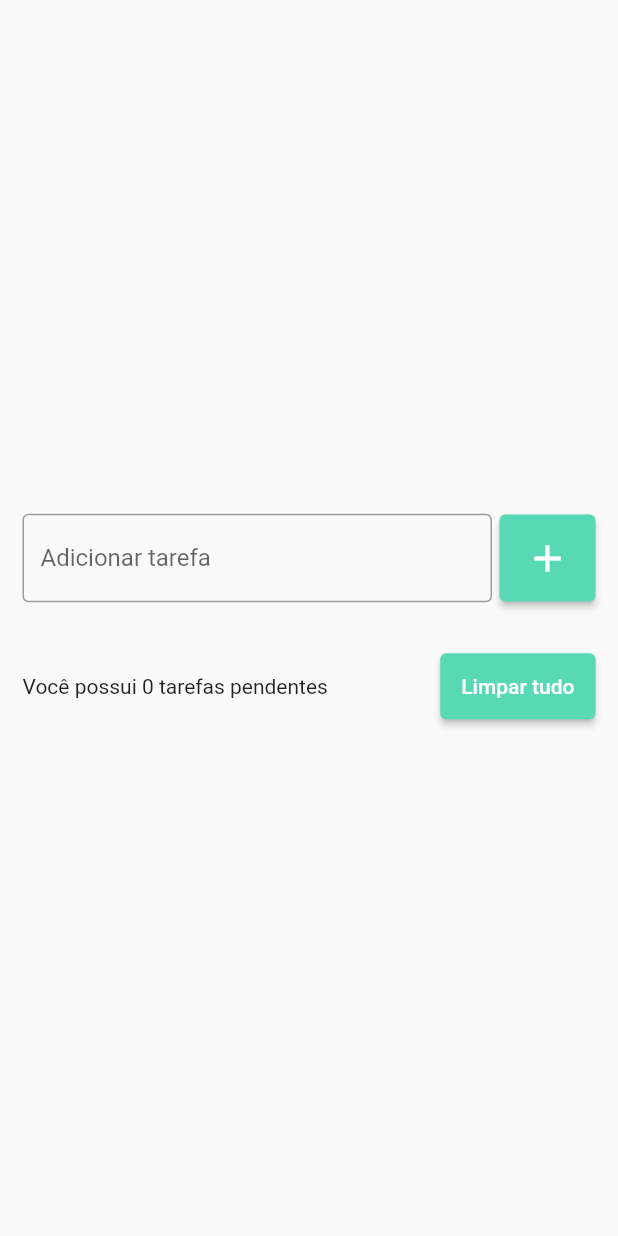
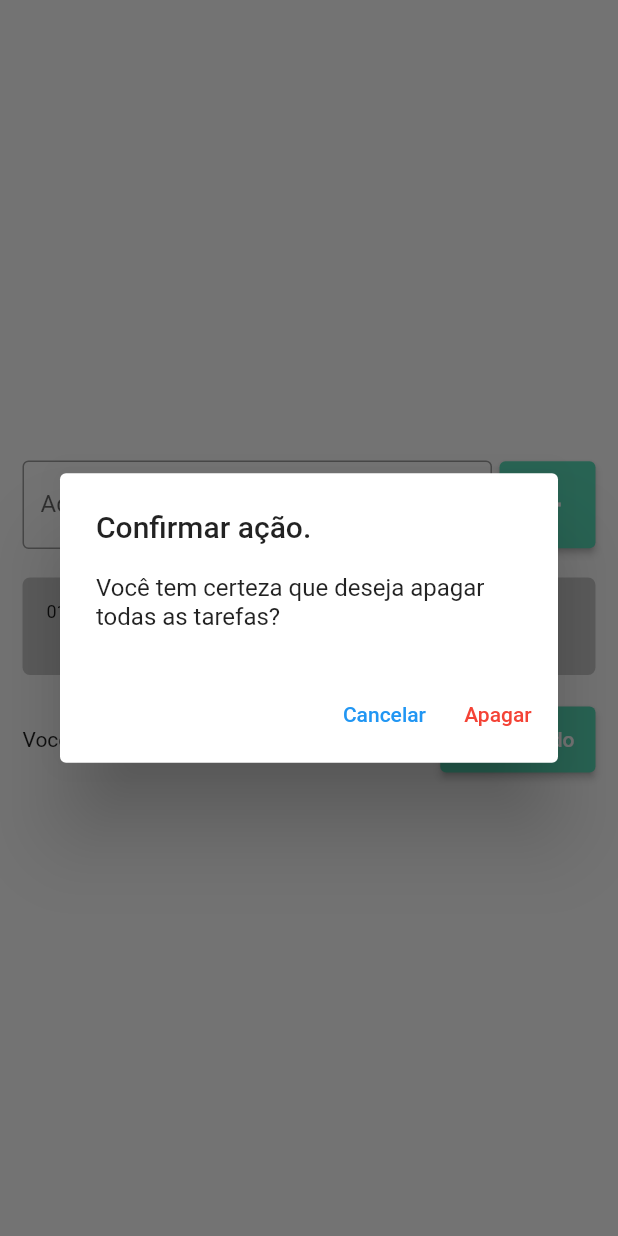
Before and after one commit to hayashirafael/todo_list_app, a Flutter app: the screen it shows after launch, after a tap on the "add" icon, after a tap on "Limpar tudo", on a phone screen of 412 x 824 dp. Run offline on Flutter 3.47's test engine with Material 2 defaults, Android fonts, the phone set to English and light mode, and no system bars; drawn by our look-alikes of flutter_slidable; our stand-ins replace shared_preferences.

Commit message:
chrome: adicionando shared_prefences na lista de todo

```diff
--- a/lib/models/todo.dart
+++ b/lib/models/todo.dart
@@ -3,4 +3,8 @@ class Todo {
 
   String title;
   DateTime dateTime;
+
+  Map<String, dynamic> toJson() {
+    return {'title': title, 'datetime': dateTime.toIso8601String()};
+  }
 }
--- a/lib/pages/todo_list_page.dart
+++ b/lib/pages/todo_list_page.dart
@@ -1,5 +1,6 @@
 import 'package:flutter/material.dart';
 import 'package:todo_list_udemy/models/todo.dart';
+import 'package:todo_list_udemy/repositories/todo_repository.dart';
 import 'package:todo_list_udemy/widgets/todo_list_item.dart';
 
 class TodoListPage extends StatefulWidget {
@@ -11,8 +12,11 @@ class TodoListPage extends StatefulWidget {
 
 class _TodoListPageState extends State<TodoListPage> {
   final TextEditingController todoController = TextEditingController();
+  final TodoRepository todoRepository = TodoRepository();
 
   List<Todo> todos = [];
+  Todo? deletedTodo;
+  int? deletedTodoPos;
 
   @override
   Widget build(BuildContext context) {
@@ -53,6 +57,7 @@ class _TodoListPageState extends State<TodoListPage> {
                             todos.add(newTodo);
                           });
                           todoController.clear();
+                          todoRepository.saveTodoList(todos);
                         },
                         child: const Icon(
                           Icons.add,
@@ -84,11 +89,7 @@ class _TodoListPageState extends State<TodoListPage> {
                         primary: const Color(0xff58d8b5),
                         padding: const EdgeInsets.all(14),
                       ),
-                      onPressed: () {
-                        setState(() {
-                          todos.clear();
-                        });
-                      },
+                      onPressed: showDeleteConfirmationDialog,
                       child: const Text('Limpar tudo'),
                     )
                   ],
@@ -102,8 +103,60 @@ class _TodoListPageState extends State<TodoListPage> {
   }
 
   void onDelete(Todo todo) {
+    deletedTodo = todo;
+    deletedTodoPos = todos.indexOf(todo);
     setState(() {
       todos.remove(todo);
     });
+    ScaffoldMessenger.of(context).clearSnackBars();
+    ScaffoldMessenger.of(context).showSnackBar(
+      SnackBar(
+        content: Text('Tarefa ${todo.title} removido com sucesso!'),
+        backgroundColor: Colors.redAccent,
+        duration: const Duration(seconds: 5),
+        action: SnackBarAction(
+          label: 'Desfazer',
+          onPressed: () {
+            setState(() {
+              todos.insert(deletedTodoPos!, deletedTodo!);
+            });
+          },
+          textColor: Colors.black,
+        ),
+      ),
+    );
+    FocusManager.instance.primaryFocus?.unfocus();
+  }
+
+  void showDeleteConfirmationDialog() {
+    showDialog(
+      context: context,
+      builder: (context) => AlertDialog(
+        title: const Text('Confirmar ação.'), //Título
+        content: const Text(
+            'Você tem certeza que deseja apagar todas as tarefas?'), //Text da ação
+        actions: [
+          TextButton(
+            onPressed: () {
+              Navigator.of(context).pop(); //Sair do modo janela.
+              FocusManager.instance.primaryFocus?.unfocus(); // Esconder teclado
+            },
+            child: const Text('Cancelar'),
+            style: TextButton.styleFrom(primary: Colors.blue),
+          ),
+          TextButton(
+            onPressed: () {
+              Navigator.of(context).pop(); //Sair do modo janela.
+              setState(() {
+                todos.clear();
+              });
+              FocusManager.instance.primaryFocus?.unfocus();
+            },
+            child: const Text('Apagar'),
+            style: TextButton.styleFrom(primary: Colors.red),
+          ),
+        ],
+      ),
+    );
   }
 }
--- /dev/null
+++ b/lib/repositories/todo_repository.dart
@@ -0,0 +1,16 @@
+import 'dart:convert';
+
+import 'package:shared_preferences/shared_preferences.dart';
+import 'package:todo_list_udemy/models/todo.dart';
+
+class TodoRepository {
+  TodoRepository() {
+    SharedPreferences.getInstance().then((value) => sharedPreferences = value);
+  }
+  late SharedPreferences sharedPreferences;
+
+  void saveTodoList(List<Todo> todos) {
+    final String jsonString = json.encode(todos);
+    sharedPreferences.setString('todo_list', jsonString);
+  }
+}
--- a/pubspec.yaml
+++ b/pubspec.yaml
@@ -30,6 +30,7 @@ dependencies:
   flutter:
     sdk: flutter
   flutter_slidable: ^1.2.0
+  shared_preferences: ^2.0.13
 
   # The following adds the Cupertino Icons font to your application.
   # Use with the CupertinoIcons class for iOS style icons.
```
